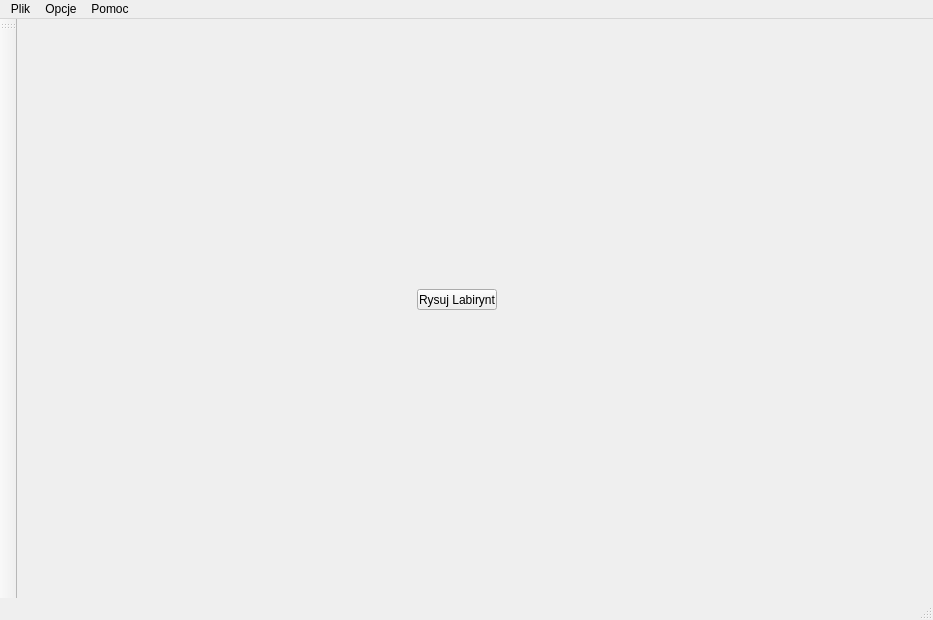
Above: mainwindow.ui from 289698/GenerowanieLabiryntu before the change. Below: the same form after it.
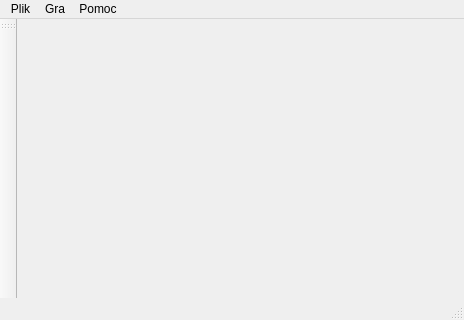
That is the form after the change.

Commit message: Maze 0.2Beta

Patch:
```diff
--- a/mainwindow.ui
+++ b/mainwindow.ui
@@ -6,63 +6,52 @@
    <rect>
     <x>0</x>
     <y>0</y>
-    <width>933</width>
-    <height>620</height>
+    <width>464</width>
+    <height>320</height>
    </rect>
   </property>
   <property name="windowTitle">
    <string>MainWindow</string>
   </property>
-  <widget class="QWidget" name="centralWidget">
-   <widget class="QPushButton" name="pb_drawMaze">
-    <property name="geometry">
-     <rect>
-      <x>400</x>
-      <y>270</y>
-      <width>80</width>
-      <height>21</height>
-     </rect>
-    </property>
-    <property name="text">
-     <string>Rysuj Labirynt</string>
-    </property>
-   </widget>
-  </widget>
+  <widget class="QWidget" name="centralWidget"/>
   <widget class="QMenuBar" name="menuBar">
    <property name="geometry">
     <rect>
      <x>0</x>
      <y>0</y>
-     <width>933</width>
+     <width>464</width>
      <height>20</height>
     </rect>
    </property>
    <widget class="QMenu" name="menuPlik">
     <property name="title">
-     <string>Plik</string>
+     <string>Gra</string>
     </property>
     <addaction name="actionNowy_labirynt"/>
     <addaction name="actionOtw_rz"/>
     <addaction name="separator"/>
-    <addaction name="actionZapisz"/>
-    <addaction name="actionZapisz_jako"/>
-    <addaction name="separator"/>
-    <addaction name="actionZamknij_labirynt"/>
-    <addaction name="separator"/>
-    <addaction name="actionWyjd"/>
-   </widget>
-   <widget class="QMenu" name="menuOpcje">
-    <property name="title">
-     <string>Opcje</string>
-    </property>
+    <addaction name="actionCustomSettings"/>
    </widget>
    <widget class="QMenu" name="menuPomoc">
     <property name="title">
      <string>Pomoc</string>
     </property>
    </widget>
+   <widget class="QMenu" name="menuPlik_2">
+    <property name="title">
+     <string>Plik</string>
+    </property>
+    <addaction name="actionOpen"/>
+    <addaction name="separator"/>
+    <addaction name="actionSave"/>
+    <addaction name="actionSaveAs"/>
+    <addaction name="separator"/>
+    <addaction name="actionCloseMaze"/>
+    <addaction name="separator"/>
+    <addaction name="actionExit"/>
+   </widget>
+   <addaction name="menuPlik_2"/>
    <addaction name="menuPlik"/>
-   <addaction name="menuOpcje"/>
    <addaction name="menuPomoc"/>
   </widget>
   <widget class="QToolBar" name="mainToolBar">
```
Left out of the diff: 54 changed lines with no effect on the pictures. The commit also changes 13 other files.
